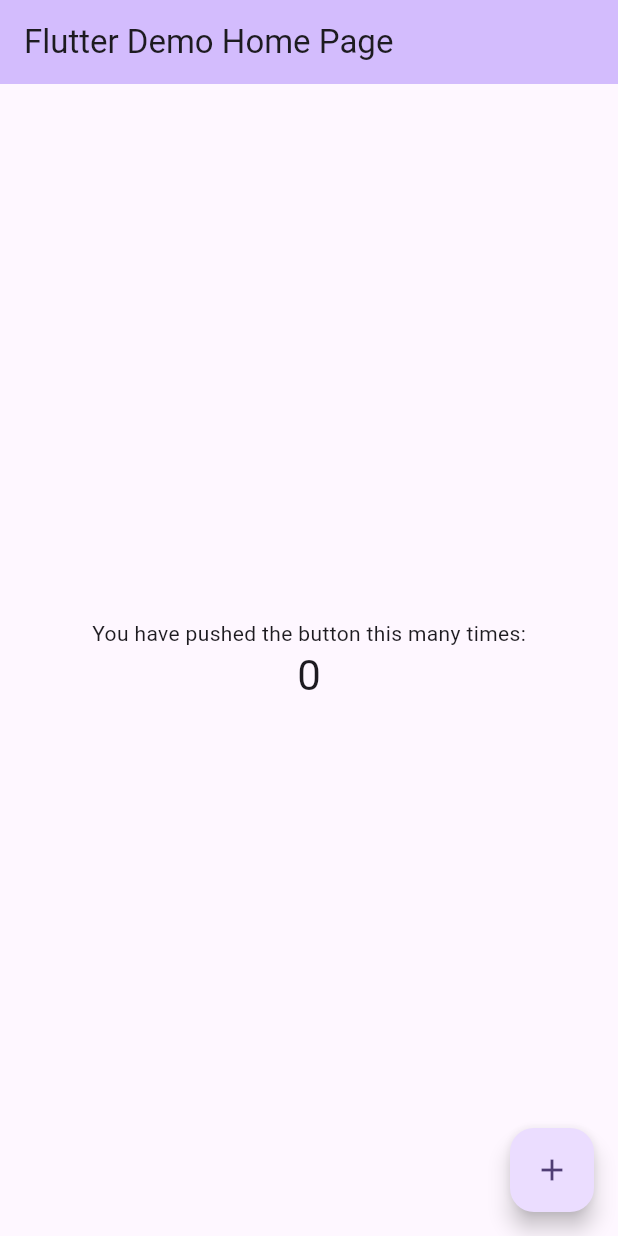
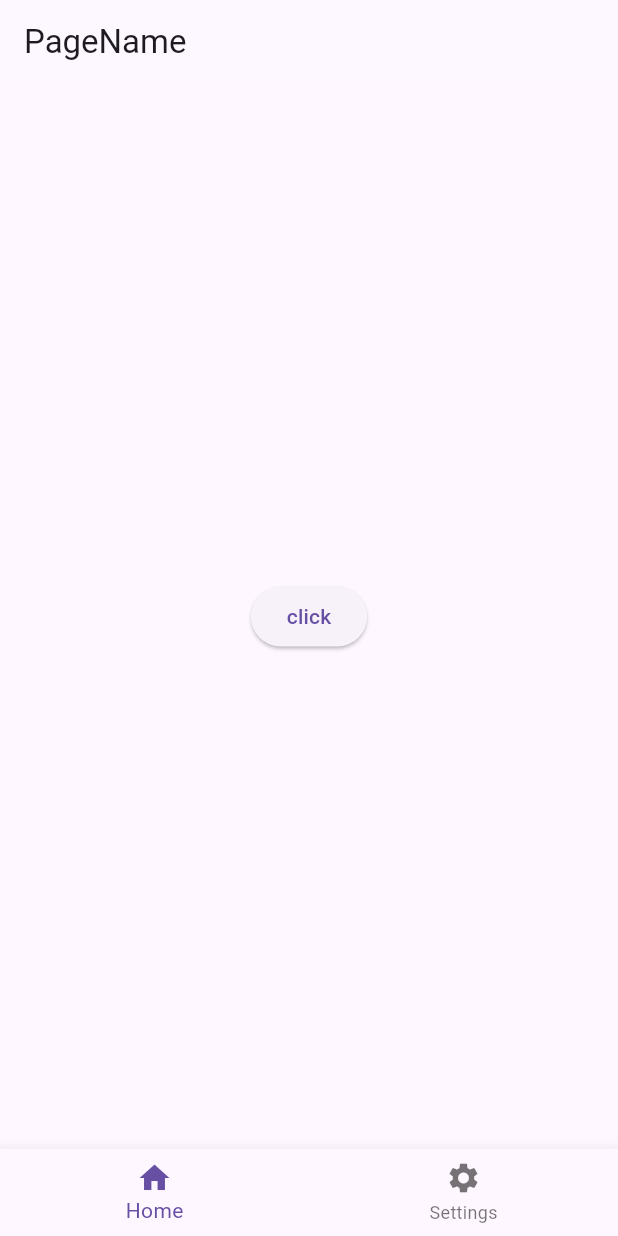
Before and after one commit to HotelTigerWen/flutterDemo, a Flutter app: the screen it shows after launch, on a phone screen of 412 x 824 dp. Run offline on Flutter 3.47's test engine with Material 3 defaults, Android fonts, the phone set to English and light mode, and no system bars.

Commit message:
mod：第二次提交

```diff
--- a/lib/main.dart
+++ b/lib/main.dart
@@ -1,125 +1,129 @@
 import 'package:flutter/material.dart';
+import 'model/car.dart';
+void main() => runApp(App3());
 
-void main() {
-  runApp(const MyApp());
-}
+class App extends StatelessWidget {
+  Widget _itemBuilder(BuildContext context, int index) {
+    return Text(datas[index].name!);
+  }
 
-class MyApp extends StatelessWidget {
-  const MyApp({super.key});
-
-  // This widget is the root of your application.
   @override
   Widget build(BuildContext context) {
     return MaterialApp(
-      title: 'Flutter Demo',
-      theme: ThemeData(
-        // This is the theme of your application.
-        //
-        // TRY THIS: Try running your application with "flutter run". You'll see
-        // the application has a purple toolbar. Then, without quitting the app,
-        // try changing the seedColor in the colorScheme below to Colors.green
-        // and then invoke "hot reload" (save your changes or press the "hot
-        // reload" button in a Flutter-supported IDE, or press "r" if you used
-        // the command line to start the app).
-        //
-        // Notice that the counter didn't reset back to zero; the application
-        // state is not lost during the reload. To reset the state, use hot
-        // restart instead.
-        //
-        // This works for code too, not just values: Most code changes can be
-        // tested with just a hot reload.
-        colorScheme: ColorScheme.fromSeed(seedColor: Colors.deepPurple),
-        useMaterial3: true,
+        home: Scaffold(
+      appBar: AppBar(
+        title:const Text('这是我的第二次提交尝试'),
       ),
-      home: const MyHomePage(title: 'Flutter Demo Home Page'),
+      // body: MyWidget(),
+      body: ListView.builder(
+        itemBuilder: _itemBuilder,
+        itemCount: datas.length,
+      ),
+    ));
+  }
+}
+
+class App3 extends StatefulWidget {
+  const App3({super.key});
+
+  @override
+  State<App3> createState() => _App3State();
+}
+
+class _App3State extends State<App3> {
+  String buttonName = 'click';
+  int currentIndex = 0;
+  @override
+  Widget build(BuildContext context) {
+    return MaterialApp(
+      debugShowCheckedModeBanner: false,
+      home: Scaffold(
+        appBar: AppBar(
+          title: const Text('PageName'),
+          backgroundColor: const Color.fromARGB(1, 73, 239, 239),
+        ),
+        body: Center(
+          child: ElevatedButton(
+              onPressed: () {
+                setState(() {
+                  if(buttonName == 'clicked'){
+                     buttonName = 'click';
+                  } else {
+                      buttonName = 'clicked';
+                  }
+
+                });
+              },
+              child: Text(buttonName)),
+        ),
+        bottomNavigationBar: BottomNavigationBar(
+          items: const [
+            BottomNavigationBarItem(
+              icon: Icon(Icons.home),
+              label: 'Home'),
+            BottomNavigationBarItem(
+              icon: Icon(Icons.settings),
+              label: 'Settings')
+          ],
+          currentIndex: currentIndex,
+          onTap: (int index) {
+            setState(() {
+              currentIndex = index;
+            });
+          },
+        ),
+      ),
     );
   }
 }
 
-class MyHomePage extends StatefulWidget {
-  const MyHomePage({super.key, required this.title});
-
-  // This widget is the home page of your application. It is stateful, meaning
-  // that it has a State object (defined below) that contains fields that affect
-  // how it looks.
-
-  // This class is the configuration for the state. It holds the values (in this
-  // case the title) provided by the parent (in this case the App widget) and
-  // used by the build method of the State. Fields in a Widget subclass are
-  // always marked "final".
-
-  final String title;
-
-  @override
-  State<MyHomePage> createState() => _MyHomePageState();
-}
-
-class _MyHomePageState extends State<MyHomePage> {
-  int _counter = 0;
-
-  void _incrementCounter() {
-    setState(() {
-      // This call to setState tells the Flutter framework that something has
-      // changed in this State, which causes it to rerun the build method below
-      // so that the display can reflect the updated values. If we changed
-      // _counter without calling setState(), then the build method would not be
-      // called again, and so nothing would appear to happen.
-      _counter++;
-    });
-  }
-
+class App2 extends StatelessWidget {
   @override
   Widget build(BuildContext context) {
-    // This method is rerun every time setState is called, for instance as done
-    // by the _incrementCounter method above.
-    //
-    // The Flutter framework has been optimized to make rerunning build methods
-    // fast, so that you can just rebuild anything that needs updating rather
-    // than having to individually change instances of widgets.
-    return Scaffold(
-      appBar: AppBar(
-        // TRY THIS: Try changing the color here to a specific color (to
-        // Colors.amber, perhaps?) and trigger a hot reload to see the AppBar
-        // change color while the other colors stay the same.
-        backgroundColor: Theme.of(context).colorScheme.inversePrimary,
-        // Here we take the value from the MyHomePage object that was created by
-        // the App.build method, and use it to set our appbar title.
-        title: Text(widget.title),
-      ),
-      body: Center(
-        // Center is a layout widget. It takes a single child and positions it
-        // in the middle of the parent.
-        child: Column(
-          // Column is also a layout widget. It takes a list of children and
-          // arranges them vertically. By default, it sizes itself to fit its
-          // children horizontally, and tries to be as tall as its parent.
-          //
-          // Column has various properties to control how it sizes itself and
-          // how it positions its children. Here we use mainAxisAlignment to
-          // center the children vertically; the main axis here is the vertical
-          // axis because Columns are vertical (the cross axis would be
-          // horizontal).
-          //
-          // TRY THIS: Invoke "debug painting" (choose the "Toggle Debug Paint"
-          // action in the IDE, or press "p" in the console), to see the
-          // wireframe for each widget.
-          mainAxisAlignment: MainAxisAlignment.center,
-          children: <Widget>[
-            const Text(
-              'You have pushed the button this many times:',
-            ),
-            Text(
-              '$_counter',
-              style: Theme.of(context).textTheme.headlineMedium,
-            ),
-          ],
-        ),
-      ),
-      floatingActionButton: FloatingActionButton(
-        onPressed: _incrementCounter,
-        tooltip: 'Increment',
-        child: const Icon(Icons.add),
-      ), // This trailing comma makes auto-formatting nicer for build methods.
+    return MaterialApp(
+      home: App(),
     );
   }
 }
+
+// class Home extends StatelessWidget{
+//   @override
+//   Widget build(BuildContext context){
+//     return Scaffold();
+//   }
+// }
+
+//有状态 和 无状态StatelessWidget
+class MyWidget extends StatelessWidget {
+  static const str = 'flutterDemo01';
+  @override
+  Widget build(BuildContext context) {
+    return const Center(
+      child: Text(
+        '你才是一只小猪',
+        textDirection: TextDirection.rtl,
+        style: TextStyle(
+            fontSize: 40.0, fontWeight: FontWeight.bold, color: Colors.red),
+      ),
+    );
+  }
+}
+
+final List<Car> datas = [
+  const Car(
+    name: '小猪1',
+    imageUrl: 'https://baidu.com',
+  ),
+  const Car(
+    name: '小猪2',
+    imageUrl: 'https://baidu.com',
+  ),
+  const Car(
+    name: '小猪3',
+    imageUrl: 'https://baidu.com',
+  ),
+  const Car(
+    name: '小猪4',
+    imageUrl: 'https://baidu.com',
+  ),
+];
--- /dev/null
+++ b/lib/model/car.dart
@@ -0,0 +1,5 @@
+class Car{
+  const Car({this.name,this.imageUrl});
+  final String? name;
+  final String? imageUrl;
+}
```
